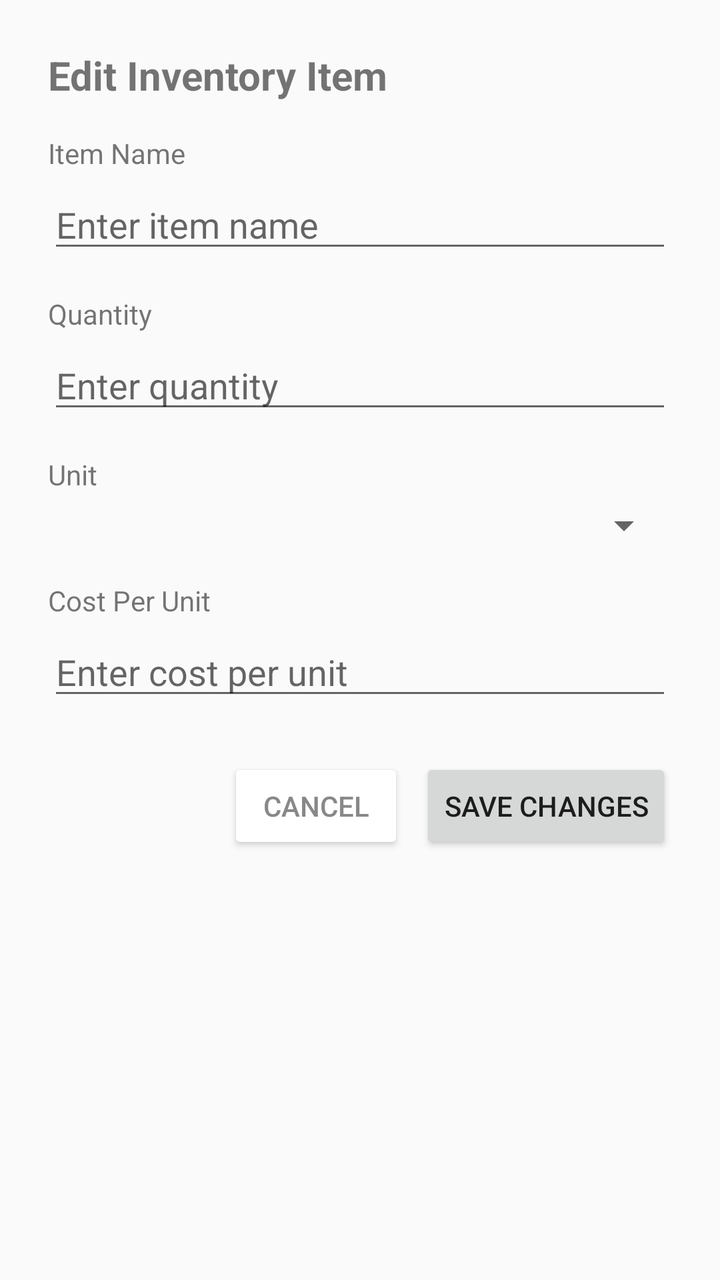
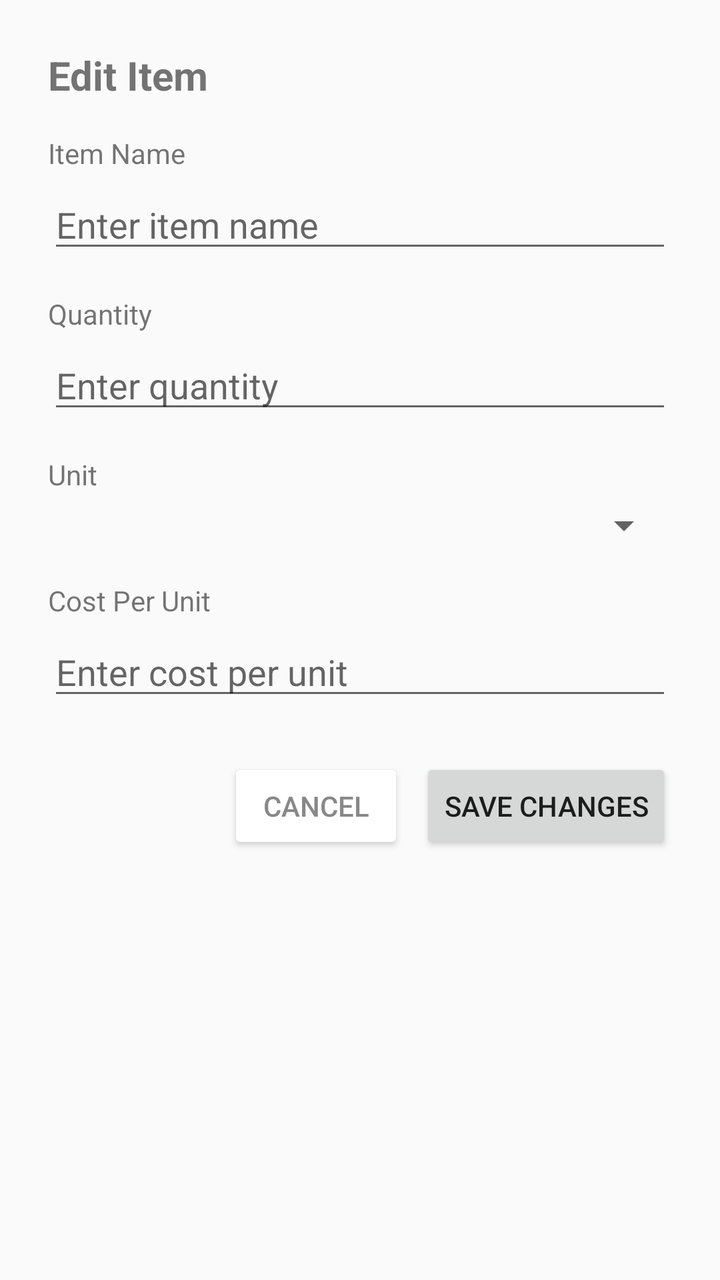

Two renders of the same Android screen: before a commit and after it. Below are the layout's source before the change and the commit's diff.
<!-- AndroidManifest.xml: application theme Theme.AppCompat.Light.NoActionBar -->
<!-- res/layout/dialog_edit_inventory.xml -->
<?xml version="1.0" encoding="utf-8"?>
<ScrollView xmlns:android="http://schemas.android.com/apk/res/android"
    android:layout_width="match_parent"
    android:layout_height="wrap_content">

    <LinearLayout
        android:layout_width="match_parent"
        android:layout_height="wrap_content"
        android:orientation="vertical"
        android:padding="24dp">

        <TextView
            android:layout_width="wrap_content"
            android:layout_height="wrap_content"
            android:text="Edit Inventory Item"
            android:textSize="20sp"
            android:textStyle="bold"
            android:layout_marginBottom="16dp"/>

        
        <LinearLayout
            android:id="@+id/llEditInventoryDialogErrors"
            android:layout_width="match_parent"
            android:layout_height="wrap_content"
            android:orientation="vertical"
            android:visibility="gone"
            android:layout_marginBottom="12dp"/>

        
        <TextView
            android:layout_width="wrap_content"
            android:layout_height="wrap_content"
            android:text="Item Name"
            android:textSize="14sp"
            android:layout_marginBottom="4dp"/>

        <EditText
            android:id="@+id/etEditInventoryName"
            android:layout_width="match_parent"
            android:layout_height="wrap_content"
            android:hint="Enter item name"
            android:inputType="textCapWords"
            android:layout_marginBottom="16dp"/>

        
        <TextView
            android:layout_width="wrap_content"
            android:layout_height="wrap_content"
            android:text="Quantity"
            android:textSize="14sp"
            android:layout_marginBottom="4dp"/>

        <EditText
            android:id="@+id/etEditInventoryQuantity"
            android:layout_width="match_parent"
            android:layout_height="wrap_content"
            android:hint="Enter quantity"
            android:inputType="number"
            android:layout_marginBottom="16dp"/>

        
        <TextView
            android:layout_width="wrap_content"
            android:layout_height="wrap_content"
            android:text="Unit"
            android:textSize="14sp"
            android:layout_marginBottom="4dp"/>

        <Spinner
            android:id="@+id/spinnerEditUnit"
            android:layout_width="match_parent"
            android:layout_height="wrap_content"
            android:layout_marginBottom="16dp"/>

        
        <TextView
            android:layout_width="wrap_content"
            android:layout_height="wrap_content"
            android:text="Cost Per Unit"
            android:textSize="14sp"
            android:layout_marginBottom="4dp"/>

        <EditText
            android:id="@+id/etEditInventoryCost"
            android:layout_width="match_parent"
            android:layout_height="wrap_content"
            android:hint="Enter cost per unit"
            android:inputType="number"
            android:layout_marginBottom="24dp"/>

        
        <LinearLayout
            android:layout_width="match_parent"
            android:layout_height="wrap_content"
            android:orientation="horizontal"
            android:gravity="end">

            <Button
                android:id="@+id/btnEditInventoryDialogCancel"
                android:layout_width="wrap_content"
                android:layout_height="wrap_content"
                android:text="Cancel"
                android:backgroundTint="#FFFFFF"
                android:textColor="#888888"
                android:layout_marginEnd="8dp"/>

            <Button
                android:id="@+id/btnEditInventoryDialogSubmit"
                android:layout_width="wrap_content"
                android:layout_height="wrap_content"
                android:text="Save Changes"/>

        </LinearLayout>

    </LinearLayout>

</ScrollView>
<!-- resources referenced by this layout -->
<resources>
  <style name="Theme.AppCompat.Light.NoActionBar" parent="Theme.AppCompat.Light">
          <item name="windowActionBar">false</item>
          <item name="windowNoTitle">true</item>
      </style>
</resources>

<!-- the commit's change to res/layout/dialog_edit_inventory.xml (unified diff, before → after) -->
@@ -12,7 +12,7 @@
         <TextView
             android:layout_width="wrap_content"
             android:layout_height="wrap_content"
-            android:text="Edit Inventory Item"
+            android:text="Edit Item"
             android:textSize="20sp"
             android:textStyle="bold"
             android:layout_marginBottom="16dp"/>
